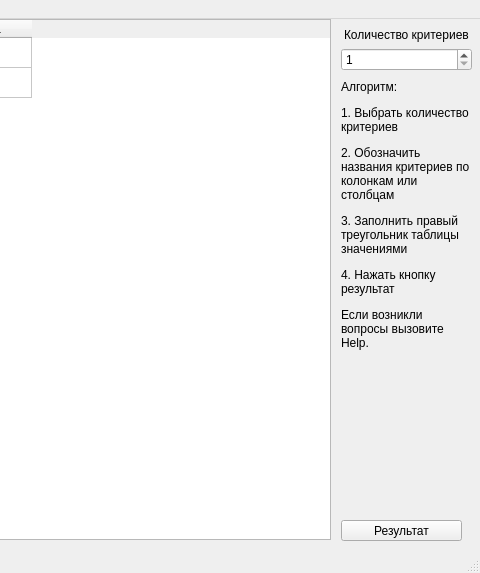
The window that design_2.ui (mruax/PP_labwork06_Tomas_Saati) describes before a commit, drawn with Qt 5; both pictures show x 250 to 730 and y 0 to 573 of the 730 by 573 pixel window.
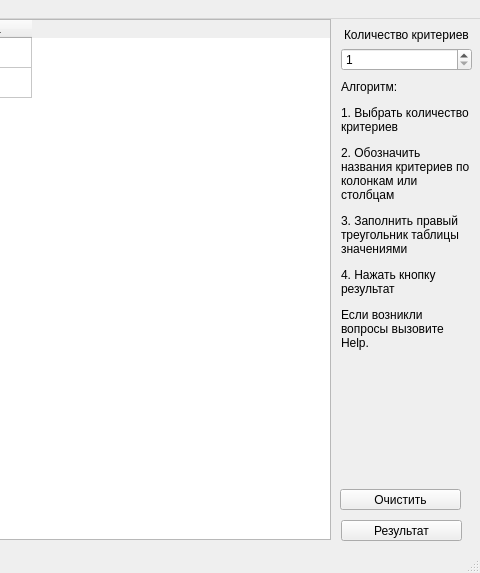
The same window after the commit.

```diff
--- a/design_2.ui
+++ b/design_2.ui
@@ -115,7 +115,7 @@
       <x>591</x>
       <y>61</y>
       <width>131</width>
-      <height>431</height>
+      <height>401</height>
      </rect>
     </property>
     <layout class="QVBoxLayout" name="verticalLayout_3">
@@ -131,6 +131,19 @@
      </item>
     </layout>
    </widget>
+   <widget class="QPushButton" name="clear_button">
+    <property name="geometry">
+     <rect>
+      <x>590</x>
+      <y>470</y>
+      <width>121</width>
+      <height>21</height>
+     </rect>
+    </property>
+    <property name="text">
+     <string>Очистить</string>
+    </property>
+   </widget>
   </widget>
   <widget class="QMenuBar" name="menubar">
    <property name="geometry">
```
